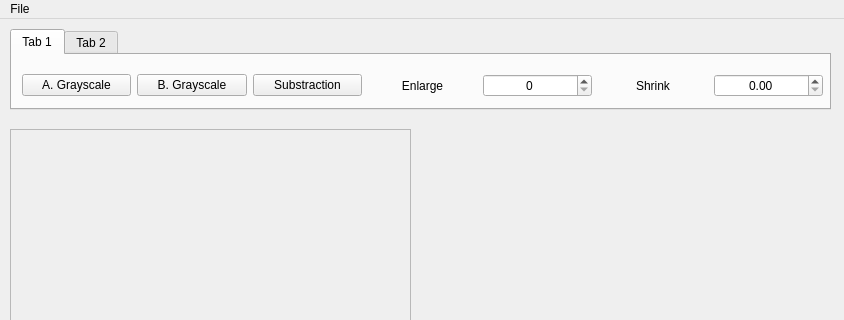
The window that HW02/myui.ui (WesleyCh3n/Img-Processing) describes before a commit, drawn with Qt 5; both pictures show x 0 to 844 and y 0 to 320 of the 844 by 536 pixel window.
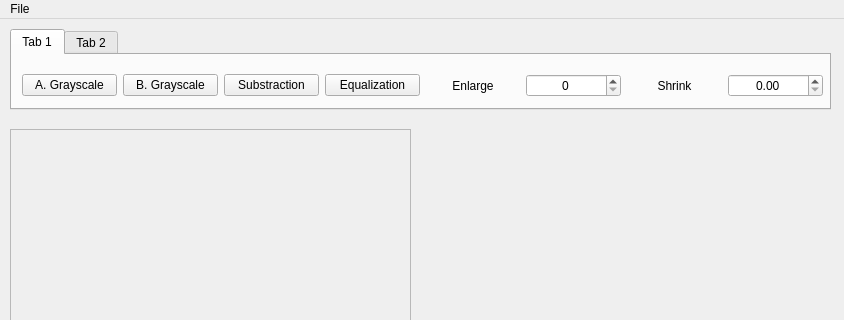
The same window after the commit.

What changed in the file:
```diff
--- a/HW02/myui.ui
+++ b/HW02/myui.ui
@@ -61,6 +61,13 @@
          </property>
         </widget>
        </item>
+       <item>
+        <widget class="QPushButton" name="eqBn">
+         <property name="text">
+          <string>Equalization</string>
+         </property>
+        </widget>
+       </item>
        <item>
         <widget class="QLabel" name="label_4">
          <property name="text">
```
Left out of the diff: 10 changed lines with no effect on the pictures.
